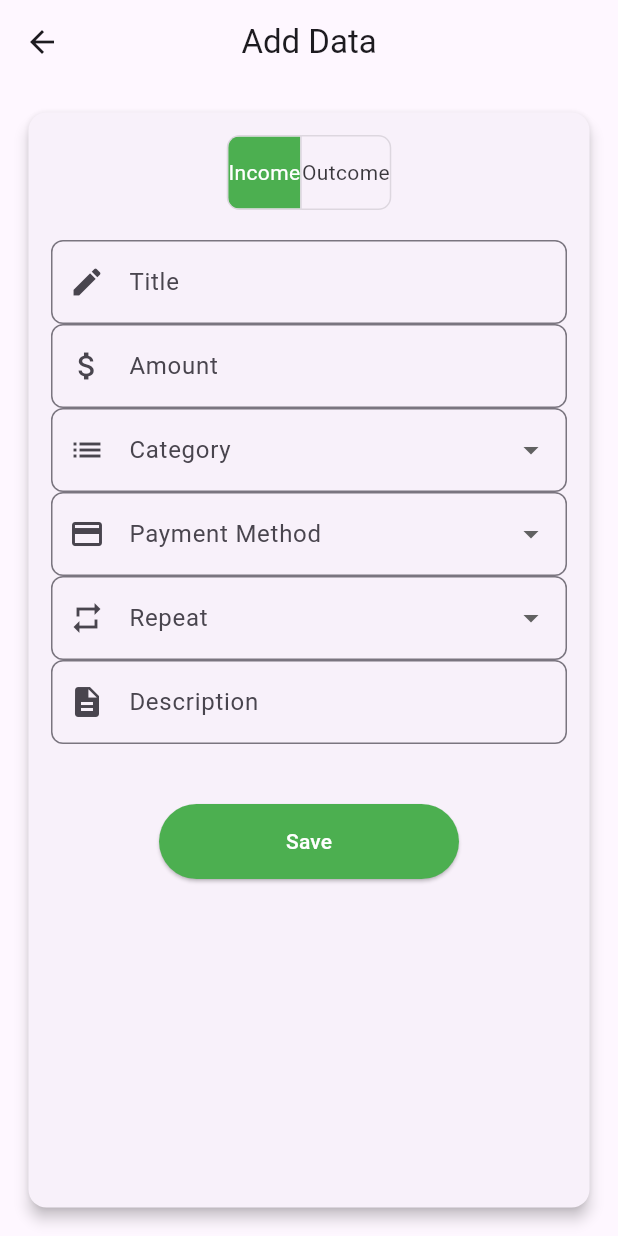
After one commit to Harel-ITESO/aviato_finance, a Flutter app: the AddDataScreen screen opened directly, on a phone screen of 412 x 824 dp. The commit adds this screen. Run offline on Flutter 3.47's test engine with Material 3 defaults, Android fonts, the phone set to English and light mode, and no system bars; our stand-ins replace firebase_auth, firebase_core, google_sign_in, syncfusion_flutter_charts; accounts and stored records are empty; network calls fail.

```diff
--- a/lib/home.dart
+++ b/lib/home.dart
@@ -1,7 +1,6 @@
 import 'package:aviato_finance/components/graph_pie.dart';
 import 'package:aviato_finance/dummy_data.dart';
 import 'package:flutter/material.dart';
-import 'package:aviato_finance/modules/data_add/data_add_view.dart';
 
 class HomePage extends StatefulWidget {
   const HomePage({super.key});
--- a/lib/modules/authentication/login/login_view.dart
+++ b/lib/modules/authentication/login/login_view.dart
@@ -28,7 +28,8 @@ class _LoginViewState extends State<LoginView> {
       backgroundColor: appColor,
       body: Padding(
         padding: const EdgeInsets.all(5),
-        child: Center(child: LoginForm()),
+        child: Center(child: LoginForm()
+        ),
       ),
     );
   }
--- a/lib/modules/authentication/register/register_view.dart
+++ b/lib/modules/authentication/register/register_view.dart
@@ -1,4 +1,4 @@
-import 'package:aviato_finance/modules/authentication/register/register_view.dart';
+
 import 'package:aviato_finance/modules/authentication/register/widgets/register_form.dart';
 import 'package:aviato_finance/utils/colors.dart';
 import 'package:flutter/material.dart';
--- a/lib/modules/authentication/widgets/form_input.dart
+++ b/lib/modules/authentication/widgets/form_input.dart
@@ -26,7 +26,7 @@ class FormInput extends StatelessWidget {
       decoration: InputDecoration(
         prefixIcon: leadingIcon,
         filled: true,
-        hint: hint,
+        hintText: hint?.data,
         fillColor: Colors.white,
         border: OutlineInputBorder(
           borderRadius: BorderRadius.circular(15),
--- /dev/null
+++ b/lib/modules/data_add/add_data_screen.dart
@@ -0,0 +1,17 @@
+import 'package:flutter/material.dart';
+import 'transaction_form.dart';
+
+class AddDataScreen extends StatelessWidget {
+  const AddDataScreen({super.key});
+
+  @override
+  Widget build(BuildContext context) {
+    return Scaffold(
+      appBar: AppBar(title: const Text("Add Data"), centerTitle: true),
+      body: const Padding(
+        padding: EdgeInsets.all(15),
+        child: TransactionForm(),
+      ),
+    );
+  }
+}
--- /dev/null
+++ b/lib/modules/data_add/custom_widgets.dart
@@ -0,0 +1,58 @@
+import 'package:flutter/material.dart';
+import 'package:flutter/services.dart';
+
+class CustomTextField extends StatelessWidget {
+  final TextEditingController controller;
+  final String label;
+  final IconData icon;
+  final TextInputType? keyboardType;
+
+  const CustomTextField({
+    required this.controller,
+    required this.label,
+    required this.icon,
+    this.keyboardType,
+    super.key,
+  });
+
+  @override
+  Widget build(BuildContext context) {
+    return TextField(
+      controller: controller,
+      keyboardType: keyboardType,
+      inputFormatters: keyboardType == TextInputType.number
+          ? [FilteringTextInputFormatter.allow(RegExp(r'^\d*\.?\d*$'))]
+          : null,
+      decoration: InputDecoration(
+        labelText: label,
+        prefixIcon: Icon(icon),
+        border: OutlineInputBorder(borderRadius: BorderRadius.circular(8)),
+      ),
+    );
+  }
+}
+
+class CustomDropdown extends StatelessWidget {
+  final TextEditingController controller;
+  final String label;
+  final IconData icon;
+  final List<String> items;
+
+  const CustomDropdown({
+    required this.controller,
+    required this.label,
+    required this.icon,
+    required this.items,
+    super.key,
+  });
+
+  @override
+  Widget build(BuildContext context) {
+    return DropdownButtonFormField<String>(
+      value: controller.text.isNotEmpty ? controller.text : null,
+      decoration: InputDecoration(labelText: label, prefixIcon: Icon(icon), border: OutlineInputBorder(borderRadius: BorderRadius.circular(8))),
+      items: items.map((item) => DropdownMenuItem(value: item, child: Text(item))).toList(),
+      onChanged: (value) => controller.text = value ?? '',
+    );
+  }
+}
--- /dev/null
+++ b/lib/modules/data_add/transaction_form.dart
@@ -0,0 +1,102 @@
+import 'package:flutter/material.dart';
+import 'custom_widgets.dart';
+import 'transaction_model.dart';
+
+class TransactionForm extends StatefulWidget {
+  const TransactionForm({super.key});
+
+  @override
+  State<TransactionForm> createState() => _TransactionFormState();
+}
+
+class _TransactionFormState extends State<TransactionForm> {
+  final _nameController = TextEditingController();
+  final _amountController = TextEditingController();
+  final _dateController = TextEditingController();
+  final _categoryController = TextEditingController();
+  final _paymentMethodController = TextEditingController();
+  final _repeatController = TextEditingController();
+  final _descriptionController = TextEditingController();
+
+  final List<String> _incomeCategories = ['Salary', 'Freelance', 'Gift'];
+  final List<String> _outcomeCategories = ['Food', 'Transport', 'Shopping'];
+  final List<String> _paymentMethods = ['Cash', 'Credit Card', 'Debit Card'];
+  final List<String> _repeatOptions = ['Daily', 'Weekly', 'Monthly'];
+
+  bool _isIncome = true;
+  List<String> _categories = [];
+
+  @override
+  void initState() {
+    super.initState();
+    _categories = _incomeCategories;
+  }
+
+  void _toggleTransactionType(bool isIncome) {
+    setState(() {
+      _isIncome = isIncome;
+      _categories = _isIncome ? _incomeCategories : _outcomeCategories;
+      _categoryController.clear();
+    });
+  }
+
+  void _saveTransaction() {
+    if (_nameController.text.isEmpty || _amountController.text.isEmpty) {
+      ScaffoldMessenger.of(context).showSnackBar(
+        const SnackBar(content: Text("Please fill in all required fields")),
+      );
+      return;
+    }
+
+    final transaction = TransactionData(
+      name: _nameController.text,
+      amount: double.parse(_amountController.text),
+      date: DateTime.now(),
+      category: _categoryController.text,
+      paymentMethod: _paymentMethodController.text,
+      repeat: _repeatController.text,
+      description: _descriptionController.text,
+      isIncome: _isIncome,
+    );
+
+    print(transaction.toJson()); // Simulación de guardado
+
+    Navigator.pop(context);
+  }
+
+  @override
+  Widget build(BuildContext context) {
+    return Card(
+      elevation: 4,
+      shape: RoundedRectangleBorder(borderRadius: BorderRadius.circular(12)),
+      child: Padding(
+        padding: const EdgeInsets.all(15),
+        child: Column(
+          children: [
+            ToggleButtons(
+              isSelected: [_isIncome, !_isIncome],
+              onPressed: (index) => _toggleTransactionType(index == 0),
+              borderRadius: BorderRadius.circular(8),
+              selectedColor: Colors.white,
+              fillColor: _isIncome ? Colors.green : Colors.red,
+              children: const [Text("Income"), Text("Outcome")],
+            ),
+            const SizedBox(height: 20),
+            CustomTextField(controller: _nameController, label: "Title", icon: Icons.edit),
+            CustomTextField(controller: _amountController, label: "Amount", icon: Icons.attach_money, keyboardType: TextInputType.number),
+            CustomDropdown(controller: _categoryController, label: "Category", icon: Icons.list, items: _categories),
+            CustomDropdown(controller: _paymentMethodController, label: "Payment Method", icon: Icons.payment, items: _paymentMethods),
+            CustomDropdown(controller: _repeatController, label: "Repeat", icon: Icons.repeat, items: _repeatOptions),
+            CustomTextField(controller: _descriptionController, label: "Description", icon: Icons.description),
+            const SizedBox(height: 40),
+            ElevatedButton(
+              onPressed: _saveTransaction,
+              style: ElevatedButton.styleFrom(backgroundColor: Colors.green, minimumSize: const Size(200, 50)),
+              child: const Text("Save", style: TextStyle(color: Colors.white)),
+            ),
+          ],
+        ),
+      ),
+    );
+  }
+}
--- /dev/null
+++ b/lib/modules/data_add/transaction_model.dart
@@ -0,0 +1,34 @@
+class TransactionData {
+  final String name;
+  final double amount;
+  final DateTime date;
+  final String category;
+  final String paymentMethod;
+  final String repeat;
+  final String description;
+  final bool isIncome;
+
+  TransactionData({
+    required this.name,
+    required this.amount,
+    required this.date,
+    required this.category,
+    required this.paymentMethod,
+    required this.repeat,
+    required this.description,
+    required this.isIncome,
+  });
+
+  Map<String, dynamic> toJson() {
+    return {
+      "type": isIncome ? 'Income' : 'Outcome',
+      "name": name,
+      "amount": amount,
+      "date": date.toIso8601String(),
+      "category": category,
+      "paymentMethod": paymentMethod,
+      "repeat": repeat,
+      "description": description,
+    };
+  }
+}
--- a/pubspec.yaml
+++ b/pubspec.yaml
@@ -34,6 +34,12 @@ dependencies:
   # Use with the CupertinoIcons class for iOS style icons.
   cupertino_icons: ^1.0.8
   syncfusion_flutter_charts: ^28.2.11
+  firebase_core: ^3.13.0
+  firebase_auth: ^5.5.2
+  firebase_ui_auth: ^1.16.1
+  provider: ^6.1.4
+  google_sign_in: ^6.3.0
+  firebase_ui_oauth_google: ^1.4.1
 
 dev_dependencies:
   flutter_test:
```
Also changed, not shown: lib/main.dart (+12 -1 lines), lib/modules/authentication/auth_layout.dart (added, +38 -0 lines), lib/modules/authentication/auth_service.dart (added, +93 -0 lines), lib/modules/authentication/login/widgets/login_form.dart (+55 -4 lines), lib/modules/authentication/register/widgets/register_form.dart (+34 -3 lines), lib/utils/app_loading_page.dart (added, +12 -0 lines), firebase.json (added), lib/components/navigation/navbar.dart (added), lib/components/navigation/sidebar.dart (added), lib/firebase_options.dart (added), pubspec.lock, 19 other files.
